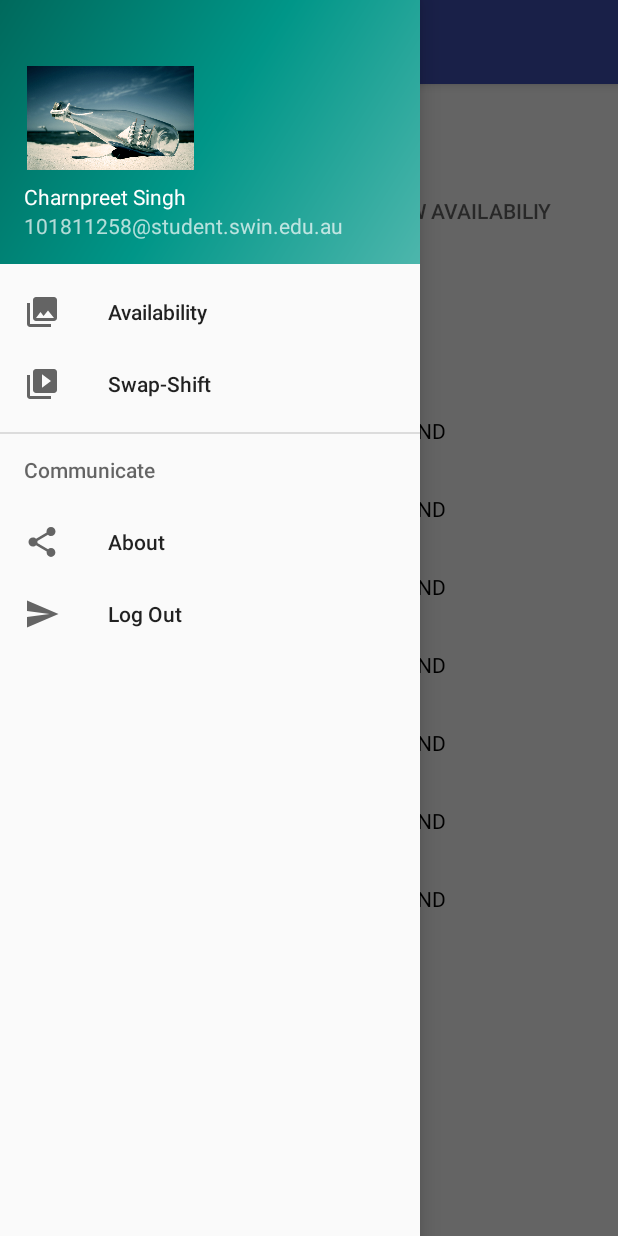
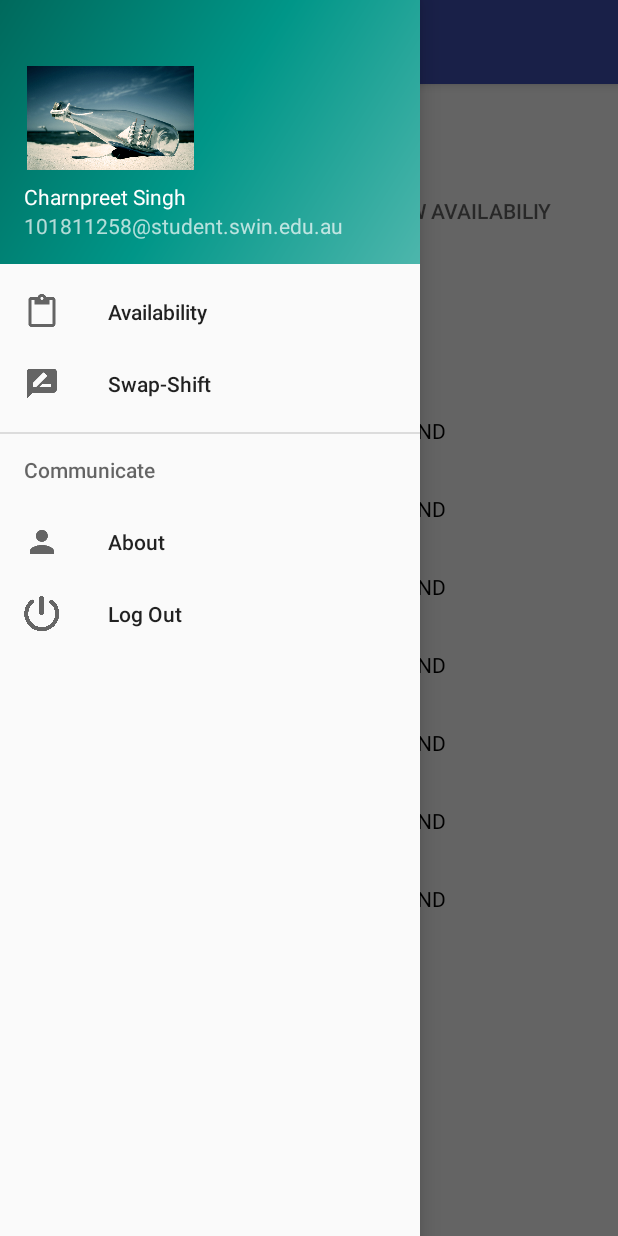
Before and after one commit to Charnpreet/Shift-Swap, an Android app: the AfterLogin screen opened directly, with no data from a screen before it, with the side drawer open, on a phone screen of 412 x 824 dp. Run offline under Robolectric (Android 15) with nearby library versions, the phone set to English and light mode, and no system bars.

Commit message:
drawer item icon updated
drawer item icon updated

```diff
--- a/app/src/main/res/menu/activity_after_login_drawer.xml
+++ b/app/src/main/res/menu/activity_after_login_drawer.xml
@@ -6,11 +6,11 @@
     <group android:checkableBehavior="single">
         <item
             android:id="@+id/availability"
-            android:icon="@drawable/ic_menu_gallery"
+            android:icon="@mipmap/avilability"
             android:title="Availability" />
         <item
             android:id="@+id/swapshift"
-            android:icon="@drawable/ic_menu_slideshow"
+            android:icon="@mipmap/swapshift"
             android:title="Swap-Shift" />
     </group>
 
@@ -18,11 +18,11 @@
         <menu>
             <item
                 android:id="@+id/message"
-                android:icon="@drawable/ic_menu_share"
+                android:icon="@mipmap/profile"
                 android:title="About" />
             <item
                 android:id="@+id/log_out"
-                android:icon="@drawable/ic_menu_send"
+                android:icon="@mipmap/shutdown"
                 android:title="Log Out" />
         </menu>
     </item>
```
Also changed, not shown: app/src/main/res/mipmap-xxhdpi/avilability.png (renamed from app/src/main/res/drawable/avilability.png), app/src/main/res/mipmap-xxhdpi/profile.png (added), app/src/main/res/mipmap-xxhdpi/shutdown.png (added), app/src/main/res/mipmap-xxhdpi/swapshift.png (renamed from app/src/main/res/drawable/swapshift.png), 5 other files.
